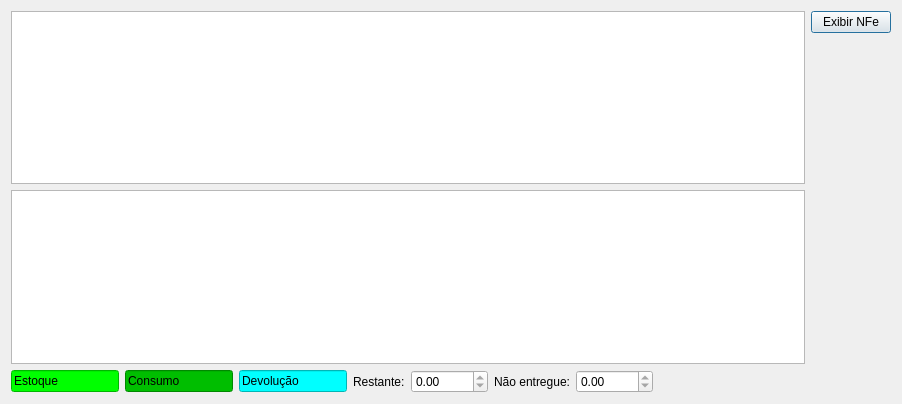
This is ui/estoque.ui in darktorres/ERP-STACCATO as Qt 5 draws it before an edit. The edited form follows.
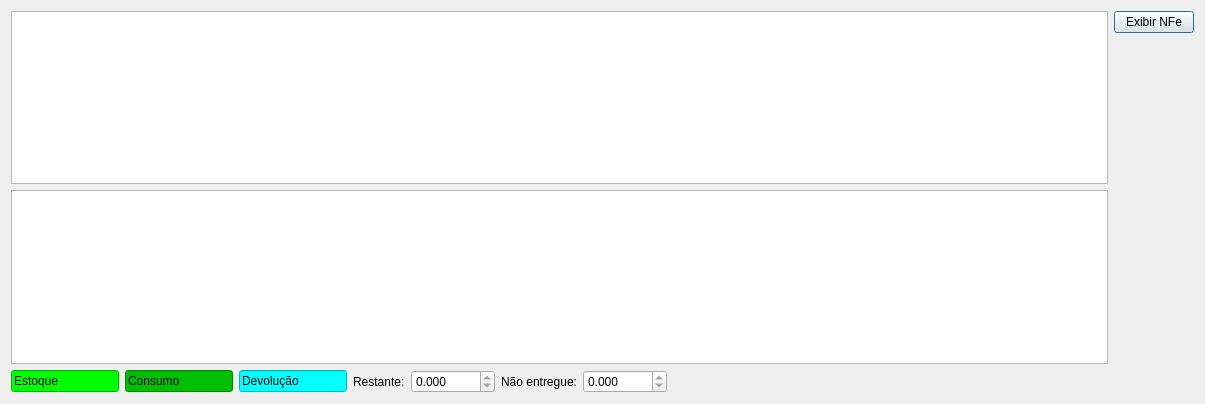
This is the edited form. Custom widgets are drawn as their Qt base class.

```diff
--- a/ui/estoque.ui
+++ b/ui/estoque.ui
@@ -6,7 +6,7 @@
    <rect>
     <x>0</x>
     <y>0</y>
-    <width>902</width>
+    <width>1205</width>
     <height>404</height>
    </rect>
   </property>
@@ -135,6 +135,9 @@
        <property name="readOnly">
         <bool>true</bool>
        </property>
+       <property name="decimals">
+        <number>3</number>
+       </property>
        <property name="maximum">
         <double>99999.990000000005239</double>
        </property>
@@ -152,6 +155,9 @@
        <property name="readOnly">
         <bool>true</bool>
        </property>
+       <property name="decimals">
+        <number>3</number>
+       </property>
        <property name="maximum">
         <double>99999.990000000005239</double>
        </property>
```
